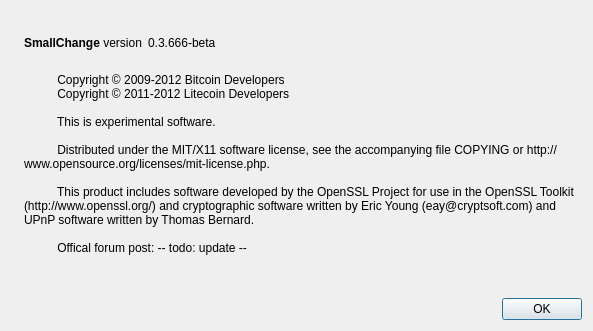
Above: src/qt/forms/aboutdialog.ui from ARFComCoin/ARFComCoin before the change. Below: the same form after it.
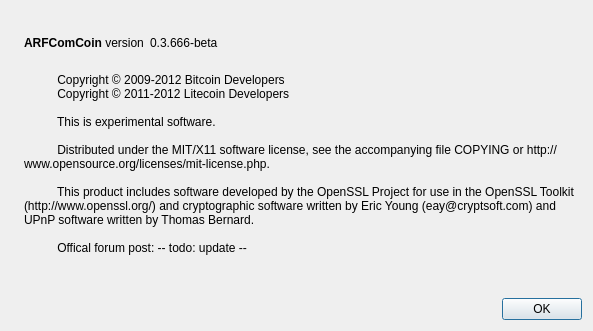
That is the form after the change. Icons and pictures are not drawn.

```diff
--- a/src/qt/forms/aboutdialog.ui
+++ b/src/qt/forms/aboutdialog.ui
@@ -50,7 +50,7 @@
           <cursorShape>IBeamCursor</cursorShape>
          </property>
          <property name="text">
-          <string>&lt;b&gt;SmallChange&lt;/b&gt; version</string>
+          <string>&lt;b&gt;ARFComCoin&lt;/b&gt; version</string>
          </property>
          <property name="textInteractionFlags">
           <set>Qt::LinksAccessibleByMouse|Qt::TextSelectableByKeyboard|Qt::TextSelectableByMouse</set>
```
Left out of the diff: 2 changed lines with no effect on the pictures.
